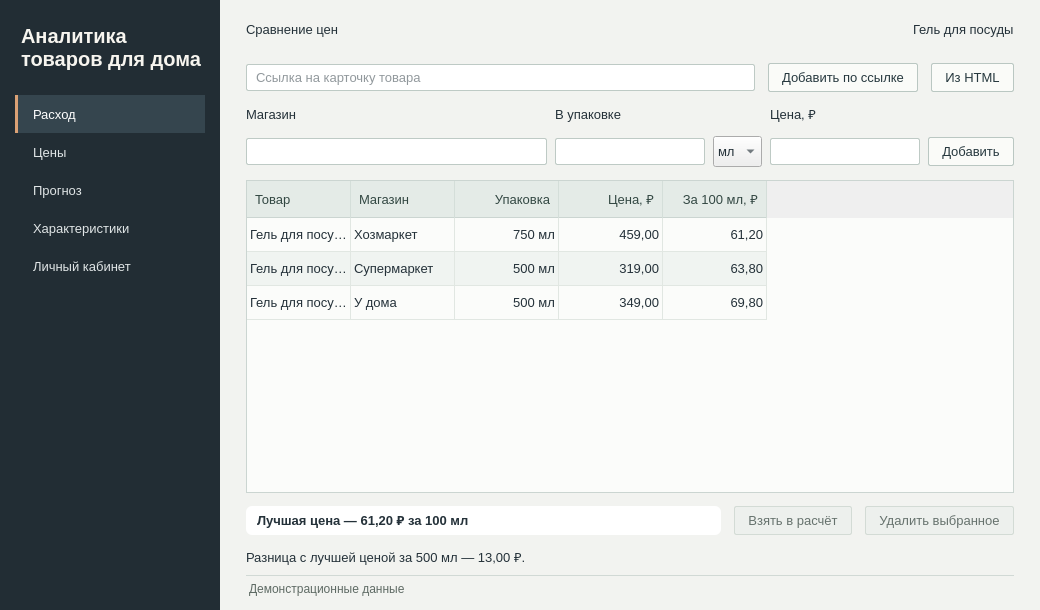
Above: household_goods.ui from Joe6355/_Analytics-for-household-goods before the change. Below: the same form after it.
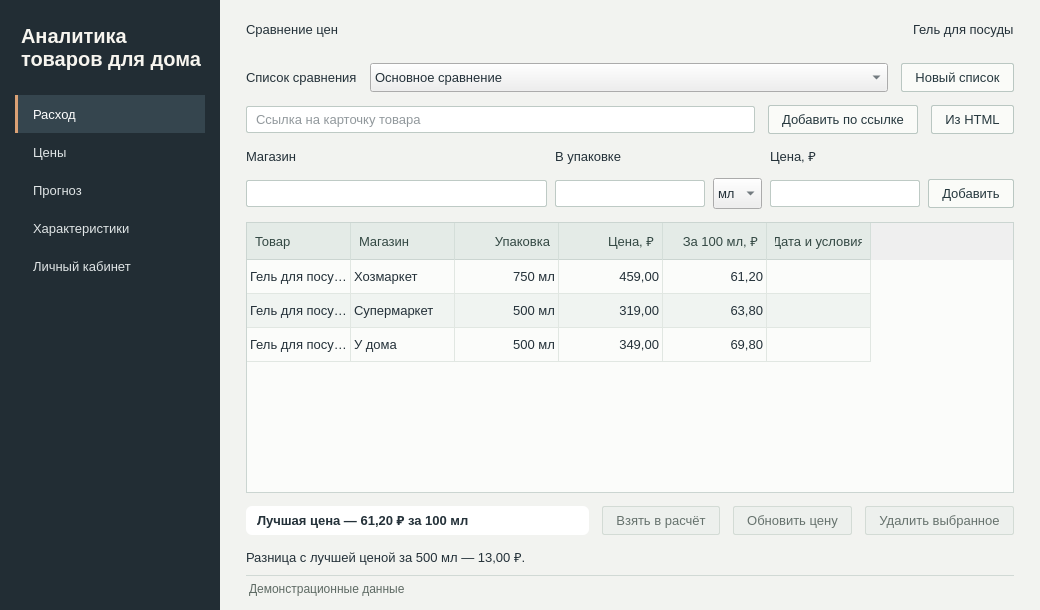
That is the form after the change. The open tabs and pages were chosen to show the change. Icons and pictures are not drawn.

```diff
--- a/household_goods.ui
+++ b/household_goods.ui
@@ -833,6 +833,42 @@
                </property>
               </widget>
              </item>
+             <item>
+              <layout class="QHBoxLayout" name="comparisonControls" stretch="0,1,0">
+               <item>
+                <widget class="QLabel" name="comparisonLabel">
+                 <property name="text">
+                  <string>Список сравнения</string>
+                 </property>
+                 <property name="buddy">
+                  <cstring>comparisonSelector</cstring>
+                 </property>
+                </widget>
+               </item>
+               <item>
+                <widget class="QComboBox" name="comparisonSelector">
+                 <property name="sizeAdjustPolicy">
+                  <enum>QComboBox::AdjustToMinimumContentsLengthWithIcon</enum>
+                 </property>
+                 <property name="minimumContentsLength">
+                  <number>15</number>
+                 </property>
+                 <item>
+                  <property name="text">
+                   <string>Основное сравнение</string>
+                  </property>
+                 </item>
+                </widget>
+               </item>
+               <item>
+                <widget class="QPushButton" name="newComparisonButton">
+                 <property name="text">
+                  <string>Новый список</string>
+                 </property>
+                </widget>
+               </item>
+              </layout>
+             </item>
              <item>
               <layout class="QHBoxLayout" name="productLinkFields" stretch="1,0,0">
                <item>
@@ -1014,6 +1050,11 @@
                  <set>AlignTrailing|AlignVCenter</set>
                 </property>
                </column>
+               <column>
+                <property name="text">
+                 <string>Дата и условия</string>
+                </property>
+               </column>
                <item row="0" column="0">
                 <property name="text">
                  <string>Гель для посуды</string>
@@ -1119,7 +1160,7 @@
               </widget>
              </item>
              <item>
-              <layout class="QHBoxLayout" name="offerActions" stretch="1,0,0">
+              <layout class="QHBoxLayout" name="offerActions" stretch="1,0,0,0">
                <item>
                 <widget class="QLabel" name="bestPriceLabel">
                  <property name="styleSheet">
@@ -1155,6 +1196,19 @@
                  </property>
                 </widget>
                </item>
+               <item>
+                <widget class="QPushButton" name="refreshOfferButton">
+                 <property name="enabled">
+                  <bool>false</bool>
+                 </property>
+                 <property name="text">
+                  <string>Обновить цену</string>
+                 </property>
+                 <property name="toolTip">
+                  <string>Загрузить новую цену по ссылке выбранной карточки</string>
+                 </property>
+                </widget>
+               </item>
                <item>
                 <widget class="QPushButton" name="removeOfferButton">
                  <property name="enabled">
```
Left out of the diff: 26 changed lines with no effect on the pictures.
